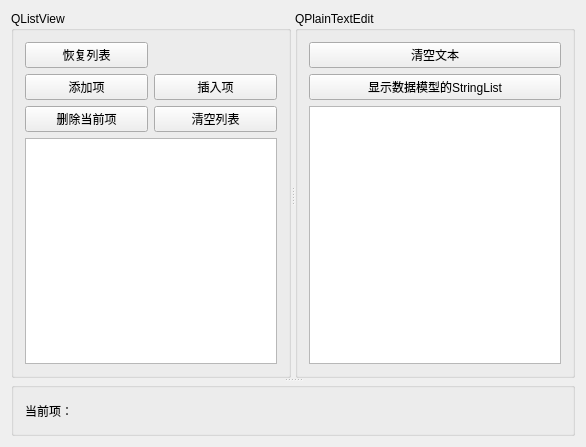
This is chap05/samp5_2/widget.ui in LIKESCX/qt_Study as Qt 5 draws it before an edit. The edited form follows.
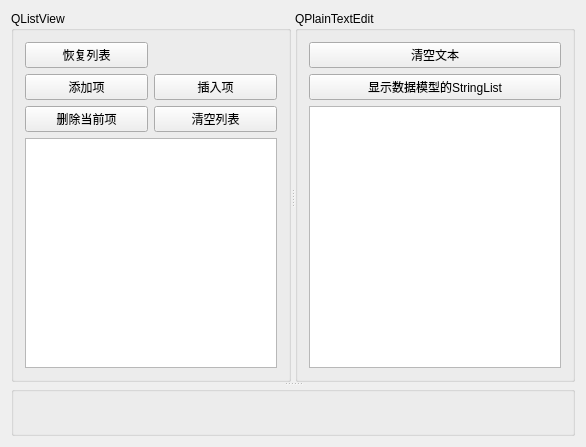
This is the edited form.

Commit message: 提交代码

Patch:
```diff
--- a/chap05/samp5_2/widget.ui
+++ b/chap05/samp5_2/widget.ui
@@ -101,7 +101,7 @@
        <item>
         <widget class="QLabel" name="label">
          <property name="text">
-          <string>当前项：</string>
+          <string/>
          </property>
         </widget>
        </item>
```
Left out of the diff: 4 changed lines with no effect on the pictures. The commit also changes 2 other files.
